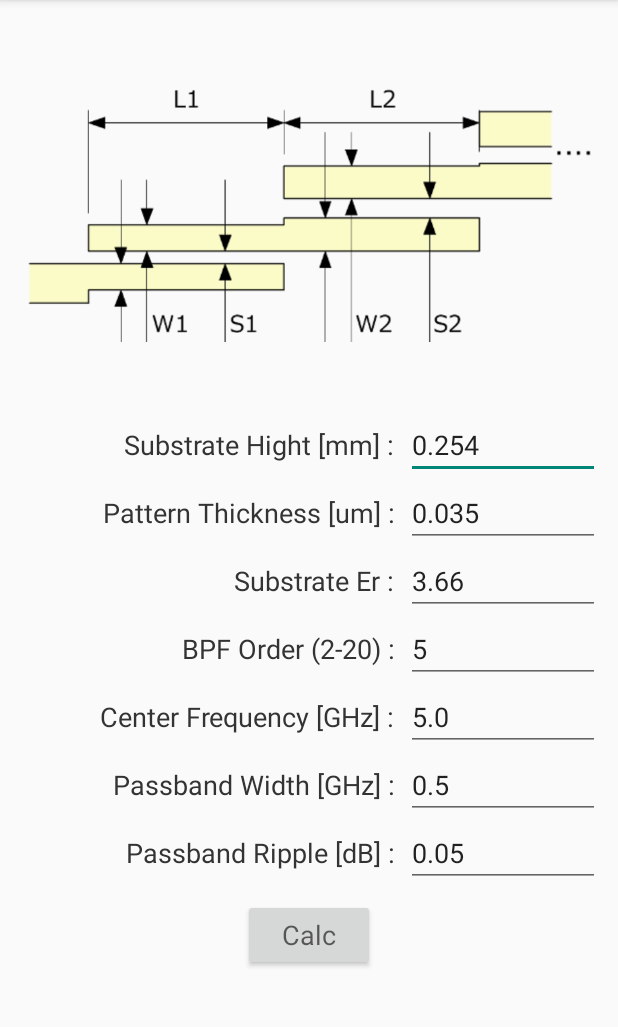
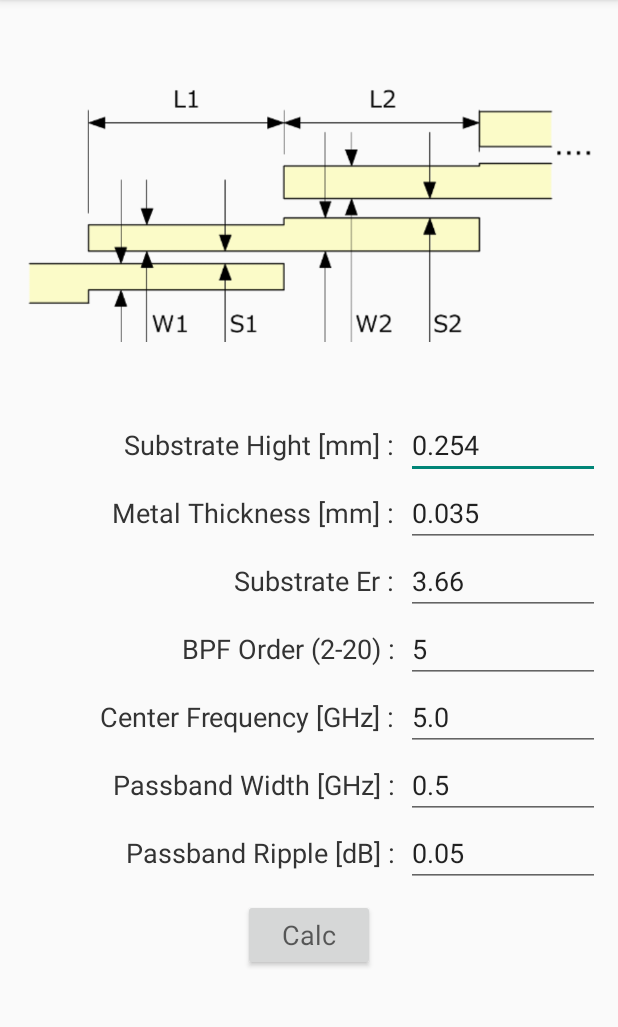
Before and after one commit to kuwa0824/android, an Android app: the screen it shows after launch (MainActivity), on a phone screen of 412 x 824 dp, the part 84-1111 px from its top. Run offline under Robolectric (Android 15) with nearby library versions, the phone set to English and light mode, and no system bars.

Commit message:
MslBPF layout update

```diff
--- a/MslBPF/app/src/main/res/layout/main.xml
+++ b/MslBPF/app/src/main/res/layout/main.xml
@@ -51,7 +51,7 @@
                 android:layout_height="wrap_content"
                 android:gravity="center_horizontal">
                 <TextView
-                    android:text="Pattern Thickness [um] :"
+                    android:text="Metal Thickness [mm] :"
                     android:layout_width="0dp"
                     android:layout_height="wrap_content"
                     android:gravity="right"
```
